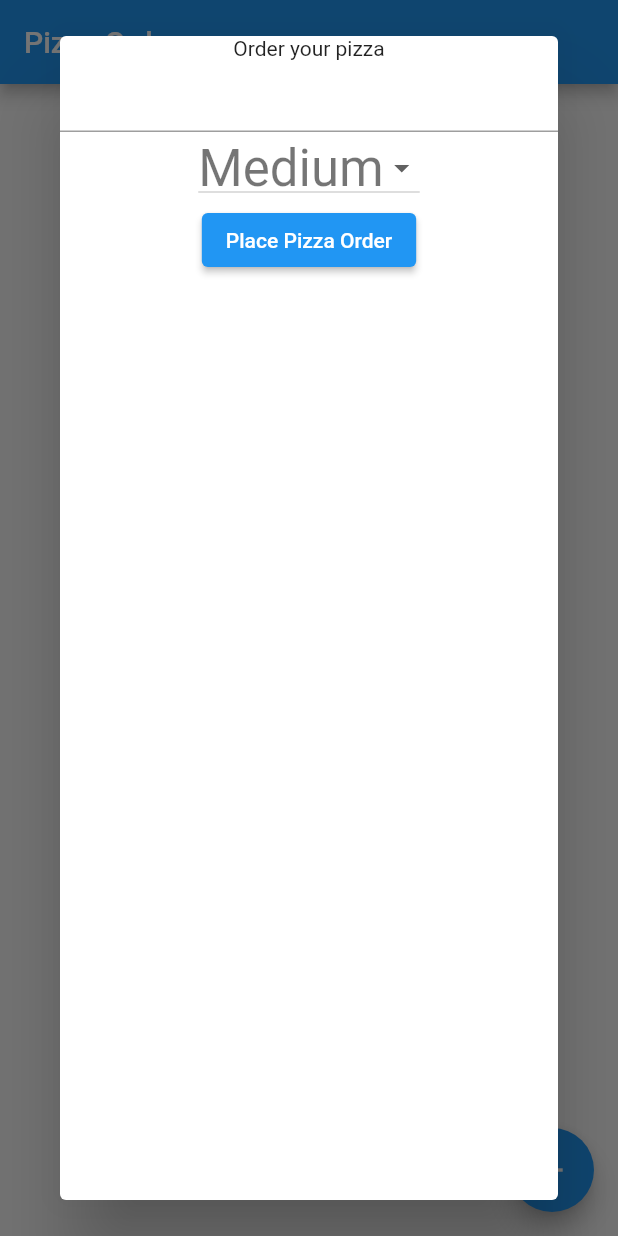
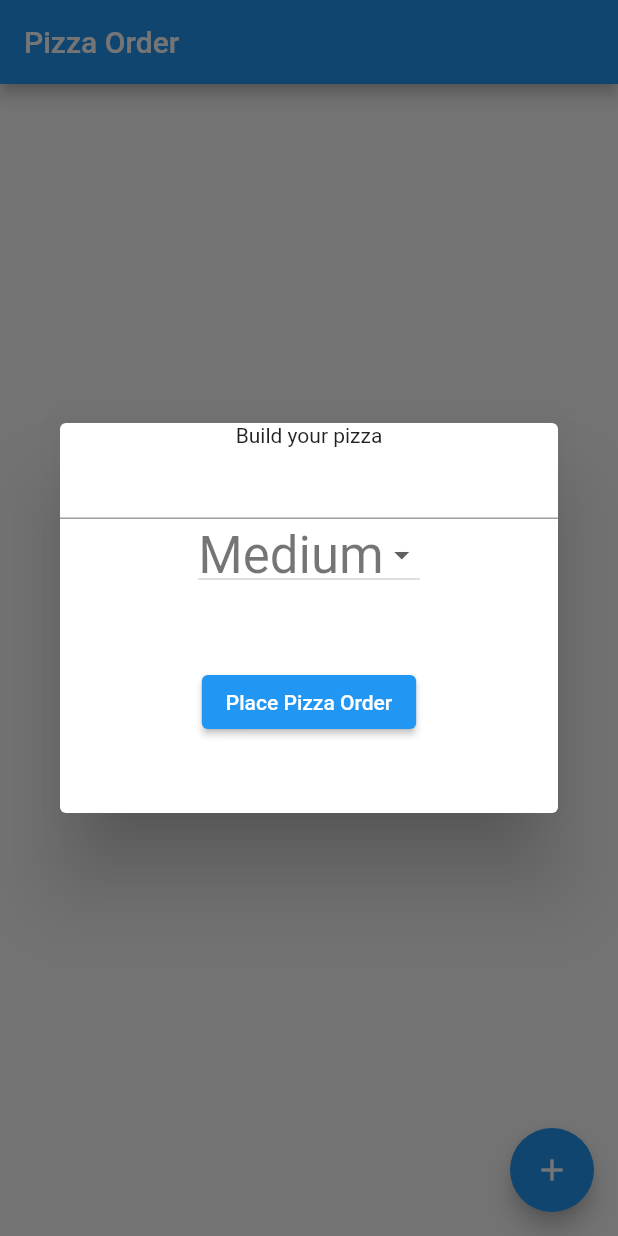
Before and after one commit to tgibbons-css/cis3334-unit10-pizza-f23-done, a Flutter app: the screen it shows after launch, after a tap on the "add" icon, on a phone screen of 412 x 824 dp. Run offline on Flutter 3.47's test engine with Material 2 defaults, Android fonts, the phone set to English and light mode, and no system bars.

Commit message:
Small updates

```diff
--- a/lib/main.dart
+++ b/lib/main.dart
@@ -21,34 +21,35 @@ class MyApp extends StatelessWidget {
 
 class MyHomePage extends StatefulWidget {
   const MyHomePage({super.key, required this.title});
+
   final String title;
+
   @override
   _MyHomePageState createState() => _MyHomePageState();
 }
 
 class _MyHomePageState extends State<MyHomePage> {
-
   List<Pizza> pizzasInOrder = [];
   final pizzaToppings = TextEditingController();
   int sizeSelected = 1;
 
   void _addPizza() {
-      print("addPizza called -- size = "+pizzasInOrder.length.toString());
+    print("addPizza called -- size = " + pizzasInOrder.length.toString());
     showDialog<String>(
       context: context,
-          builder: (BuildContext context) =>
-             Dialog(
-                child:Column(
+        builder: (BuildContext context) => Dialog(
+          child: Column(
+            mainAxisSize: MainAxisSize.min,     // shrink the dialog down to a small size
             children: [
-                      Text("Order your pizza"),
-                      TextField(controller: pizzaToppings ),
+            Text("Build your pizza"),
+            TextField(
+              controller: pizzaToppings,
+              textAlign: TextAlign.center,
+            ),
             StatefulBuilder(
                 builder: (BuildContext context, StateSetter dropDownState) {
               return DropdownButton(
-                            style: Theme
-                                .of(context)
-                                .textTheme
-                                .headline4,
+                style: Theme.of(context).textTheme.headline4,
                 value: sizeSelected,
                 items: [
                   DropdownMenuItem(child: Text("Small"), value: 0),
@@ -57,31 +58,27 @@ class _MyHomePageState extends State<MyHomePage> {
                   DropdownMenuItem(child: Text("X-Lareg"), value: 3)
                 ],
                 onChanged: (value) {
-                              setState(() {
                     dropDownState(() {
-                                  sizeSelected = value!;
                       sizeSelected = value!;
                     });
                   });
-                            }
-                          );
-                        }
-                      ),
+              }),
+                SizedBox(height: 50),
                 ElevatedButton(
                   child: Text("Place Pizza Order"),
                   onPressed: () {
                     setState(() {
-                        pizzasInOrder.add( Pizza(pizzaToppings.text,sizeSelected));
+                      pizzasInOrder
+                          .add(Pizza(pizzaToppings.text, sizeSelected));
                       Navigator.pop(context);
-                      });;
-                    }
-                    ),
+                    });
+                    ;
+                  }),
+                SizedBox(height: 50),
               ],
             )
         )
     );
-
-
   }
 
   @override
@@ -94,12 +91,14 @@ class _MyHomePageState extends State<MyHomePage> {
       body: ListView.builder(
         itemCount: pizzasInOrder.length,
         itemBuilder: (BuildContext context, int position) {
-            return ListTile(
+          return Card(
+            color: Colors.blue[50],
+            child: ListTile(
               title: Text(pizzasInOrder[position].description),
               leading: Icon(Icons.local_pizza),
+            ),
           );
-          }
-      ),
+        }),
 
       floatingActionButton: FloatingActionButton(
         onPressed: _addPizza,
@@ -120,6 +119,6 @@ class Pizza {
 
   Pizza(String this.toppings, int this.size) {
     price = PIZZA_PRICES[size];
-    description = PIZZA_SIZES[size] + " pizza with "+toppings;
+    description = PIZZA_SIZES[size] + " pizza with " + toppings;
   }
 }
```
Lines whose indentation alone changed are shown as unchanged.
